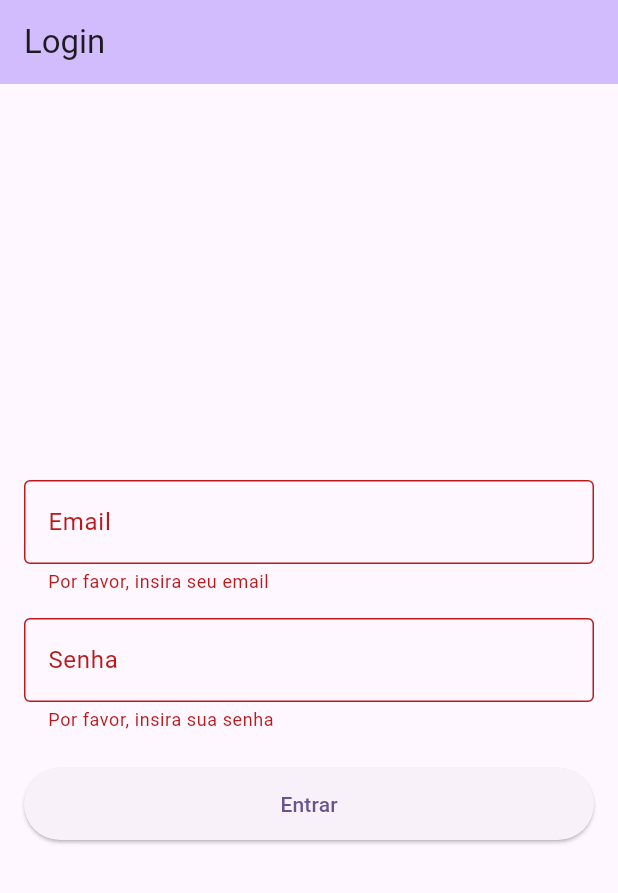
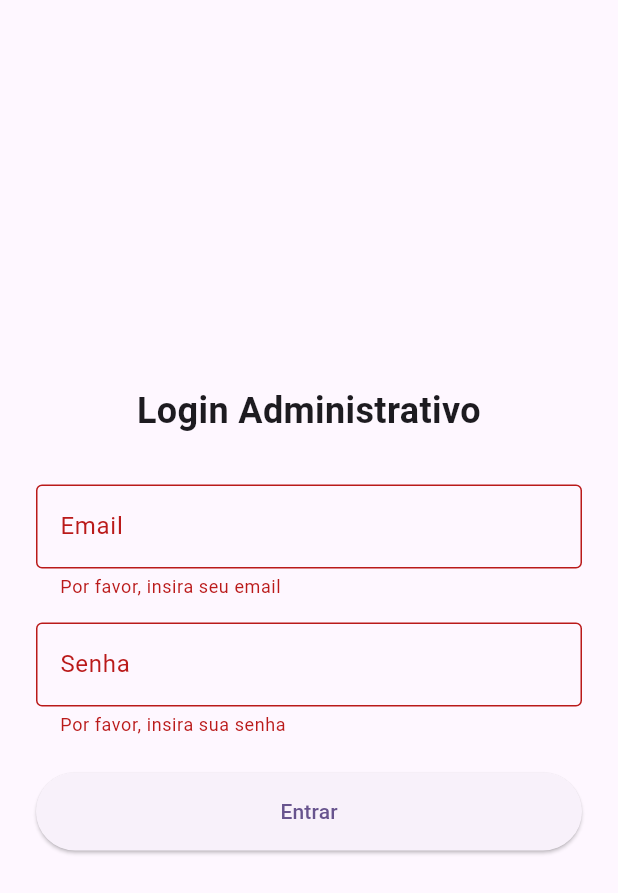
Before and after one commit to ryanmiura/empodera-admin, a Flutter app: the screen it shows after launch, after a tap on "Entrar", on a phone screen of 412 x 824 dp. Shown: the top 893 px of the screen. Run offline on Flutter 3.47's test engine with Material 3 defaults, Android fonts, the phone set to English and light mode, and no system bars; our stand-ins replace cloud_firestore, firebase_auth, firebase_core, flutter_dotenv; accounts and stored records are empty.

Commit message:
feat: implement Firebase authentication and Firestore integration for admin panel

```diff
--- a/lib/config/firebase_config.dart
+++ b/lib/config/firebase_config.dart
@@ -1,6 +1,6 @@
 import 'package:firebase_core/firebase_core.dart';
-import '../firebase_options_main_app.dart';  // Configurações do projeto principal
-import '../firebase_options_admin_auth.dart';  // Configurações do projeto admin
+import '../core/firebase/admin_auth/options.dart';
+import '../core/firebase/main_app/options.dart';
 
 class FirebaseConfig {
   static Future<void> init() async {
--- a/lib/firebase_options_main_app.dart
+++ b/lib/core/firebase/main_app/options.dart
@@ -5,7 +5,7 @@ import 'package:flutter/foundation.dart'
     show defaultTargetPlatform, kIsWeb, TargetPlatform;
 import 'package:flutter_dotenv/flutter_dotenv.dart';
 
-/// Firebase options for the main application project
+/// Firebase options for main application project
 class MainAppFirebaseOptions {
   static FirebaseOptions get currentPlatform {
     if (kIsWeb) {
--- /dev/null
+++ b/lib/features/auth/models/admin_user.dart
@@ -0,0 +1,63 @@
+import 'package:cloud_firestore/cloud_firestore.dart';
+
+class AdminUser {
+  final String uid;
+  final String email;
+  final String? name;
+  final String role;
+  final String status;
+  final DateTime createdAt;
+  final DateTime? approvedAt;
+  final String? approvedBy;
+  final bool mfaEnabled;
+  final DateTime? lastLogin;
+
+  AdminUser({
+    required this.uid,
+    required this.email,
+    this.name,
+    required this.role,
+    required this.status,
+    required this.createdAt,
+    this.approvedAt,
+    this.approvedBy,
+    required this.mfaEnabled,
+    this.lastLogin,
+  });
+
+  factory AdminUser.fromMap(Map<String, dynamic> map) {
+    return AdminUser(
+      uid: map['uid'] as String,
+      email: map['email'] as String,
+      name: map['profile_data']?['name'] as String?,
+      role: map['role'] as String,
+      status: map['status'] as String,
+      createdAt: (map['created_at'] as Timestamp).toDate(),
+      approvedAt: map['approved_at'] != null
+          ? (map['approved_at'] as Timestamp).toDate()
+          : null,
+      approvedBy: map['approved_by'] as String?,
+      mfaEnabled: map['mfa_enabled'] as bool,
+      lastLogin: map['last_login'] != null
+          ? (map['last_login'] as Timestamp).toDate()
+          : null,
+    );
+  }
+
+  Map<String, dynamic> toMap() {
+    return {
+      'uid': uid,
+      'email': email,
+      'profile_data': {
+        'name': name,
+      },
+      'role': role,
+      'status': status,
+      'created_at': Timestamp.fromDate(createdAt),
+      'approved_at': approvedAt != null ? Timestamp.fromDate(approvedAt!) : null,
+      'approved_by': approvedBy,
+      'mfa_enabled': mfaEnabled,
+      'last_login': lastLogin != null ? Timestamp.fromDate(lastLogin!) : null,
+    };
+  }
+}
--- /dev/null
+++ b/lib/features/auth/screens/login_screen.dart
@@ -0,0 +1,146 @@
+import 'package:flutter/material.dart';
+import '../../../services/auth_service.dart';
+
+class LoginScreen extends StatefulWidget {
+  const LoginScreen({super.key});
+
+  @override
+  State<LoginScreen> createState() => _LoginScreenState();
+}
+
+class _LoginScreenState extends State<LoginScreen> {
+  final _formKey = GlobalKey<FormState>();
+  final _emailController = TextEditingController();
+  final _passwordController = TextEditingController();
+  final _authService = AuthService();
+  bool _isLoading = false;
+  String? _errorMessage;
+
+  Future<void> _handleLogin() async {
+    if (!_formKey.currentState!.validate()) return;
+
+    setState(() {
+      _isLoading = true;
+      _errorMessage = null;
+    });
+
+    try {
+      await _authService.signInWithEmailAndPassword(
+        _emailController.text,
+        _passwordController.text,
+      );
+
+      if (mounted) {
+        // Navegar para o Dashboard após login bem-sucedido
+        Navigator.of(context).pushReplacementNamed('/dashboard');
+      }
+    } catch (e) {
+      setState(() {
+        _errorMessage = e.toString();
+      });
+    } finally {
+      if (mounted) {
+        setState(() {
+          _isLoading = false;
+        });
+      }
+    }
+  }
+
+  @override
+  Widget build(BuildContext context) {
+    return Scaffold(
+      body: Center(
+        child: SingleChildScrollView(
+          padding: const EdgeInsets.all(24),
+          child: Form(
+            key: _formKey,
+            child: Column(
+              mainAxisAlignment: MainAxisAlignment.center,
+              crossAxisAlignment: CrossAxisAlignment.stretch,
+              children: [
+                const Text(
+                  'Login Administrativo',
+                  style: TextStyle(
+                    fontSize: 24,
+                    fontWeight: FontWeight.bold,
+                  ),
+                  textAlign: TextAlign.center,
+                ),
+                const SizedBox(height: 32),
+                TextFormField(
+                  controller: _emailController,
+                  keyboardType: TextInputType.emailAddress,
+                  decoration: const InputDecoration(
+                    labelText: 'Email',
+                    border: OutlineInputBorder(),
+                  ),
+                  validator: (value) {
+                    if (value == null || value.isEmpty) {
+                      return 'Por favor, insira seu email';
+                    }
+                    if (!value.contains('@')) {
+                      return 'Por favor, insira um email válido';
+                    }
+                    return null;
+                  },
+                ),
+                const SizedBox(height: 16),
+                TextFormField(
+                  controller: _passwordController,
+                  obscureText: true,
+                  decoration: const InputDecoration(
+                    labelText: 'Senha',
+                    border: OutlineInputBorder(),
+                  ),
+                  validator: (value) {
+                    if (value == null || value.isEmpty) {
+                      return 'Por favor, insira sua senha';
+                    }
+                    if (value.length < 6) {
+                      return 'A senha deve ter pelo menos 6 caracteres';
+                    }
+                    return null;
+                  },
+                ),
+                const SizedBox(height: 24),
+                if (_errorMessage != null)
+                  Padding(
+                    padding: const EdgeInsets.only(bottom: 16),
+                    child: Text(
+                      _errorMessage!,
+                      style: const TextStyle(
+                        color: Colors.red,
+                        fontSize: 14,
+                      ),
+                      textAlign: TextAlign.center,
+                    ),
+                  ),
+                ElevatedButton(
+                  onPressed: _isLoading ? null : _handleLogin,
+                  style: ElevatedButton.styleFrom(
+                    padding: const EdgeInsets.all(16),
+                  ),
+                  child: _isLoading
+                      ? const SizedBox(
+                          height: 20,
+                          width: 20,
+                          child: CircularProgressIndicator(strokeWidth: 2),
+                        )
+                      : const Text('Entrar'),
+                ),
+              ],
+            ),
+          ),
+        ),
+      ),
+    );
+  }
+
+  @override
+  void dispose() {
+    _emailController.dispose();
+    _passwordController.dispose();
+    super.dispose();
+  }
+}
--- a/lib/main.dart
+++ b/lib/main.dart
@@ -1,11 +1,19 @@
 import 'package:flutter/material.dart';
-import 'package:firebase_auth/firebase_auth.dart';
+import 'package:flutter_dotenv/flutter_dotenv.dart';
 import 'package:empoderaadmin/config/firebase_config.dart';
+import 'package:empoderaadmin/features/auth/screens/login_screen.dart';
+import 'package:empoderaadmin/features/dashboard/screens/dashboard_screen.dart';
 import 'package:empoderaadmin/services/auth_service.dart';
 
 void main() async {
   WidgetsFlutterBinding.ensureInitialized();
+
+  // Carrega as variáveis de ambiente
+  await dotenv.load();
+
+  // Inicializa o Firebase com as duas configurações
   await FirebaseConfig.init();
+
   runApp(const MyApp());
 }
 
@@ -14,125 +22,30 @@ class MyApp extends StatelessWidget {
 
   @override
   Widget build(BuildContext context) {
+    final authService = AuthService();
+
     return MaterialApp(
       title: 'Empodera Admin',
+      debugShowCheckedModeBanner: false,
       theme: ThemeData(
-        colorScheme: ColorScheme.fromSeed(seedColor: Colors.deepPurple),
+        colorScheme: ColorScheme.fromSeed(
+          seedColor: Colors.deepPurple,
+          brightness: Brightness.light,
+        ),
         useMaterial3: true,
       ),
-      home: const LoginScreen(),
+      darkTheme: ThemeData(
+        colorScheme: ColorScheme.fromSeed(
+          seedColor: Colors.deepPurple,
+          brightness: Brightness.dark,
+        ),
+        useMaterial3: true,
+      ),
+      home: authService.isSignedIn ? const DashboardScreen() : const LoginScreen(),
+      routes: {
+        '/login': (context) => const LoginScreen(),
+        '/dashboard': (context) => const DashboardScreen(),
+      },
     );
   }
 }
-
-class LoginScreen extends StatefulWidget {
-  const LoginScreen({super.key});
-
-  @override
-  State<LoginScreen> createState() => _LoginScreenState();
-}
-
-class _LoginScreenState extends State<LoginScreen> {
-  final _formKey = GlobalKey<FormState>();
-  final _emailController = TextEditingController();
-  final _passwordController = TextEditingController();
-  final _authService = AuthService();
-  bool _isLoading = false;
-
-  Future<void> _login() async {
-    if (_formKey.currentState!.validate()) {
-      setState(() => _isLoading = true);
-
-      try {
-        await _authService.signInWithEmailAndPassword(
-          _emailController.text,
-          _passwordController.text,
-        );
-
-        if (mounted) {
-          ScaffoldMessenger.of(context).showSnackBar(
-            const SnackBar(content: Text('Login realizado com sucesso!')),
-          );
-        }
-      } catch (e) {
-        if (mounted) {
-          ScaffoldMessenger.of(context).showSnackBar(
-            SnackBar(content: Text(e.toString())),
-          );
-        }
-      } finally {
-        if (mounted) {
-          setState(() => _isLoading = false);
-        }
-      }
-    }
-  }
-
-  @override
-  Widget build(BuildContext context) {
-    return Scaffold(
-      appBar: AppBar(
-        title: const Text('Login'),
-        backgroundColor: Theme.of(context).colorScheme.inversePrimary,
-      ),
-      body: Padding(
-        padding: const EdgeInsets.all(16.0),
-        child: Form(
-          key: _formKey,
-          child: Column(
-            mainAxisAlignment: MainAxisAlignment.center,
-            children: [
-              TextFormField(
-                controller: _emailController,
-                decoration: const InputDecoration(
-                  labelText: 'Email',
-                  border: OutlineInputBorder(),
-                ),
-                keyboardType: TextInputType.emailAddress,
-                validator: (value) {
-                  if (value == null || value.isEmpty) {
-                    return 'Por favor, insira seu email';
-                  }
-                  return null;
-                },
-              ),
-              const SizedBox(height: 16),
-              TextFormField(
-                controller: _passwordController,
-                decoration: const InputDecoration(
-                  labelText: 'Senha',
-                  border: OutlineInputBorder(),
-                ),
-                obscureText: true,
-                validator: (value) {
-                  if (value == null || value.isEmpty) {
-                    return 'Por favor, insira sua senha';
-                  }
-                  return null;
-                },
-              ),
-              const SizedBox(height: 24),
-              SizedBox(
-                width: double.infinity,
-                height: 48,
-                child: ElevatedButton(
-                  onPressed: _isLoading ? null : _login,
-                  child: _isLoading
-                      ? const CircularProgressIndicator()
-                      : const Text('Entrar'),
-                ),
-              ),
-            ],
-          ),
-        ),
-      ),
-    );
-  }
-
-  @override
-  void dispose() {
-    _emailController.dispose();
-    _passwordController.dispose();
-    super.dispose();
-  }
-}
```
Also changed, not shown: lib/features/dashboard/screens/dashboard_screen.dart (added, +49 -0 lines), lib/services/auth_service.dart (+56 -8 lines), pubspec.yaml (+4 -68 lines), lib/core/firebase/admin_auth/options.dart (renamed from lib/firebase_options_admin_auth.dart), pubspec.lock, 9 other files.
